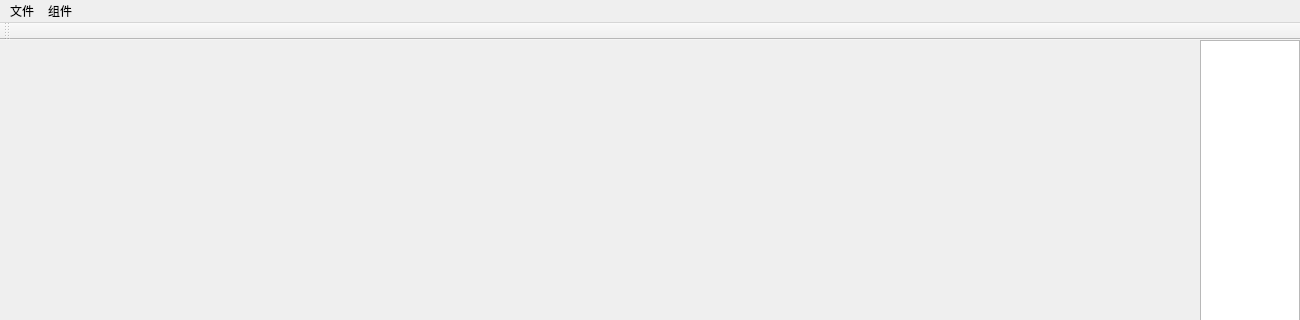
The window that MapEditor.ui (Alan-sp/Tank-War) describes before a commit, drawn with Qt 5; both pictures show x 0 to 1300 and y 0 to 320 of the 1300 by 800 pixel window.
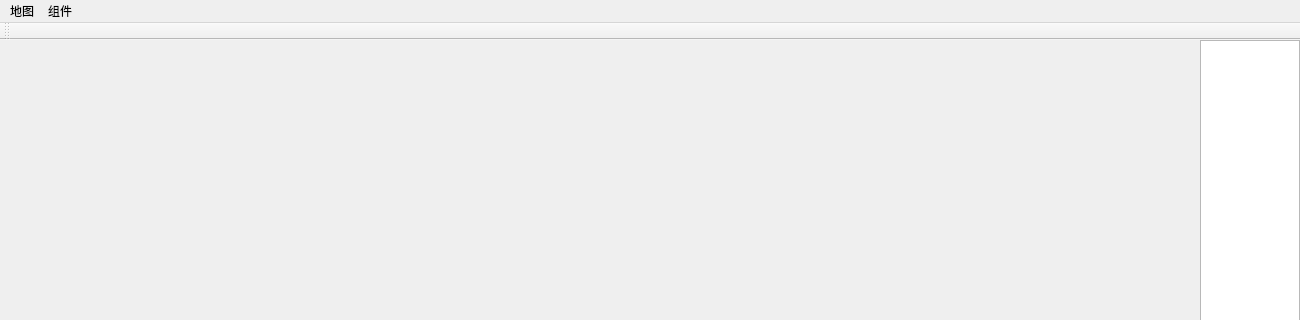
The same window after the commit.

What changed in the file:
```diff
--- a/MapEditor.ui
+++ b/MapEditor.ui
@@ -214,7 +214,7 @@
    </widget>
    <widget class="QMenu" name="menu_2">
     <property name="title">
-     <string>文件</string>
+     <string>地图</string>
     </property>
     <addaction name="actionReadFromFile"/>
     <addaction name="actionReadFromClipboard"/>
```
Left out of the diff: 7 changed lines with no effect on the pictures.
